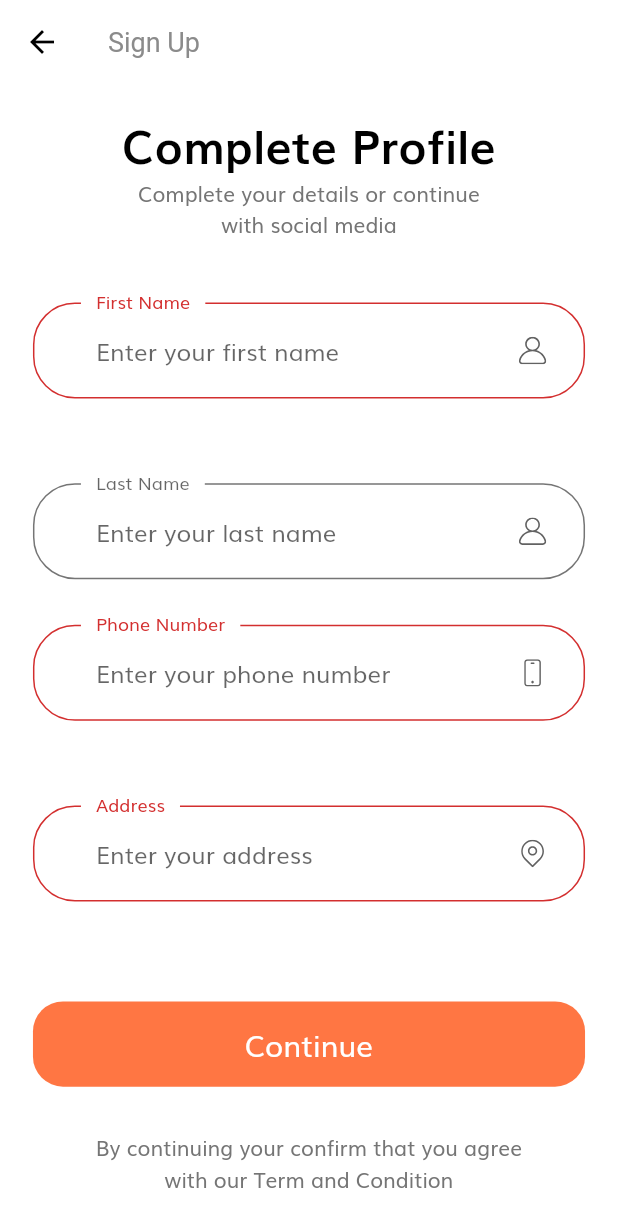
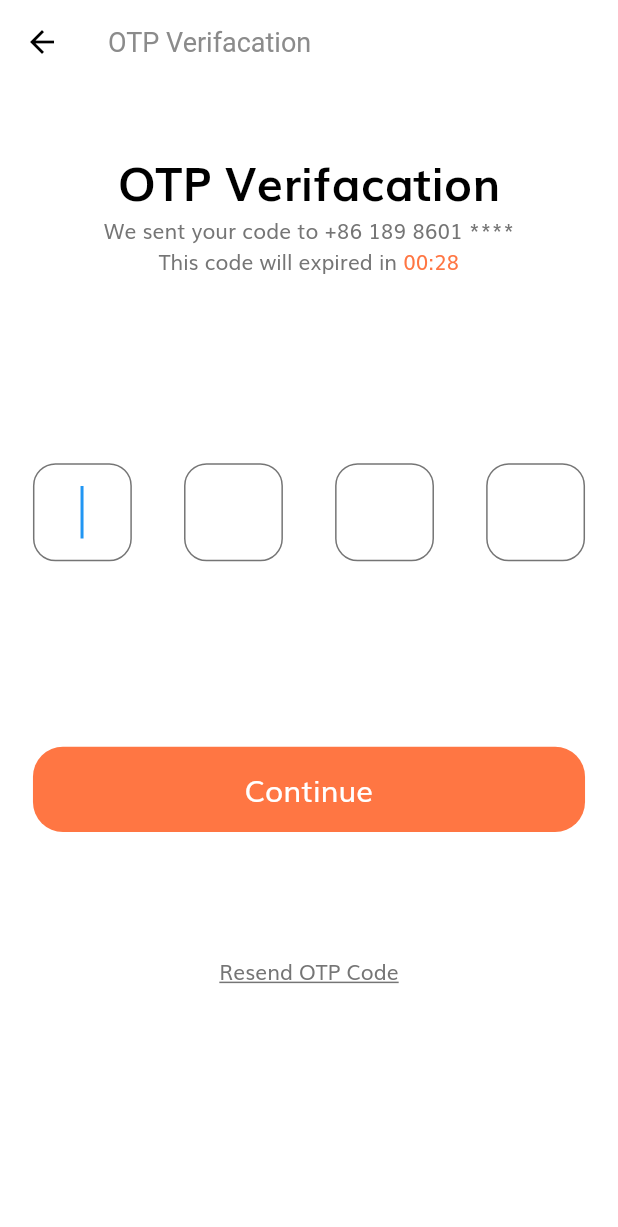
Before and after one commit to xrr2016/flutter-shop-app, a Flutter app: the CompleteProfileScreen screen opened by its route, after a tap on "Continue", on a phone screen of 412 x 824 dp. Shown: the top 1227 px of the screen. Run offline on Flutter 3.47's test engine with Material 2 defaults, Android fonts, the phone set to English and light mode, and no system bars; our stand-ins replace flutter_svg.

Commit message:
feat: opt page

```diff
--- /dev/null
+++ b/lib/components/layout.dart
@@ -0,0 +1,18 @@
+import 'package:flutter/material.dart';
+
+import '../size_config.dart';
+
+class Layout extends StatelessWidget {
+  @override
+  Widget build(BuildContext context) {
+    return SizedBox(
+      width: double.infinity,
+      child: Padding(
+        padding: EdgeInsets.symmetric(
+          horizontal: getProportionateScreenWidth(20),
+        ),
+        child: SingleChildScrollView(),
+      ),
+    );
+  }
+}
--- a/lib/constans.dart
+++ b/lib/constans.dart
@@ -1,6 +1,6 @@
 import 'package:flutter/material.dart';
 
-import 'size_config.dart';
+import './size_config.dart';
 
 const kPrimaryColor = Color(0xFFFF7643);
 const kPrimaryLightColor = Color(0xFFFFECDF);
@@ -32,3 +32,19 @@ final headingStyle = TextStyle(
   color: Colors.black,
   height: 1.5,
 );
+
+final otpInputDecoration = InputDecoration(
+  contentPadding: EdgeInsets.symmetric(
+    vertical: getProportionateScreenHeight(15),
+  ),
+  border: outlineInputBorder(),
+  enabledBorder: outlineInputBorder(),
+  focusedBorder: outlineInputBorder(),
+);
+
+OutlineInputBorder outlineInputBorder() {
+  return OutlineInputBorder(
+    borderRadius: BorderRadius.circular(15),
+    borderSide: BorderSide(color: kTextColor),
+  );
+}
--- a/lib/routes.dart
+++ b/lib/routes.dart
@@ -2,11 +2,13 @@ import 'package:flutter/material.dart';
 import 'package:shop_app/screens/complete_proflie/complete_profile_screen.dart';
 import 'package:shop_app/screens/fogot_password/fogot_password_screen.dart';
 import 'package:shop_app/screens/login_success/login_success_screen.dart';
+import 'package:shop_app/screens/otp/otp_screen.dart';
 import 'package:shop_app/screens/sign_in/signin_screen.dart';
 import 'package:shop_app/screens/sign_up/signup_screen.dart';
 import 'package:shop_app/screens/splash/splash_screen.dart';
 
 final Map<String, WidgetBuilder> routes = {
+  OtpScreen.routeName: (context) => OtpScreen(),
   SplashScreen.routeName: (context) => SplashScreen(),
   SigninScreen.routeName: (context) => SigninScreen(),
   SignupScreen.routeName: (context) => SignupScreen(),
--- a/lib/screens/complete_proflie/components/complete_profile_form.dart
+++ b/lib/screens/complete_proflie/components/complete_profile_form.dart
@@ -2,6 +2,7 @@ import 'package:flutter/material.dart';
 import 'package:shop_app/components/custom_suffix_icon.dart';
 import 'package:shop_app/components/default_button.dart';
 import 'package:shop_app/components/form_errors.dart';
+import 'package:shop_app/screens/otp/otp_screen.dart';
 
 import '../../../constans.dart';
 import '../../../size_config.dart';
@@ -51,7 +52,8 @@ class _CompleteProfileFormState extends State<CompleteProfileForm> {
             text: 'Continue',
             press: () {
               if (_formKey.currentState.validate()) {
-                // GO
+                // GO Otp
+                Navigator.pushNamed(context, OtpScreen.routeName);
               }
             },
           ),
@@ -72,14 +74,14 @@ class _CompleteProfileFormState extends State<CompleteProfileForm> {
         }
         setState(() {});
       },
-      validator: (value) {
-        if (value.isEmpty) {
-          addError(error: kAddressNullError);
-          return "";
-        }
-        setState(() {});
-        return null;
-      },
+      // validator: (value) {
+      //   if (value.isEmpty) {
+      //     addError(error: kAddressNullError);
+      //     return "";
+      //   }
+      //   setState(() {});
+      //   return null;
+      // },
       decoration: InputDecoration(
         labelText: "Address",
         hintText: "Enter your address",
@@ -103,14 +105,14 @@ class _CompleteProfileFormState extends State<CompleteProfileForm> {
         }
         setState(() {});
       },
-      validator: (value) {
-        if (value.isEmpty) {
-          addError(error: kPhoneNumberNullError);
-          return "";
-        }
-        setState(() {});
-        return null;
-      },
+      // validator: (value) {
+      //   if (value.isEmpty) {
+      //     addError(error: kPhoneNumberNullError);
+      //     return "";
+      //   }
+      //   setState(() {});
+      //   return null;
+      // },
       decoration: InputDecoration(
         labelText: "Phone Number",
         hintText: "Enter your phone number",
@@ -151,14 +153,14 @@ class _CompleteProfileFormState extends State<CompleteProfileForm> {
         }
         setState(() {});
       },
-      validator: (value) {
-        if (value.isEmpty) {
-          addError(error: kNamelNullError);
-          return "";
-        }
-        setState(() {});
-        return null;
-      },
+      // validator: (value) {
+      //   if (value.isEmpty) {
+      //     addError(error: kNamelNullError);
+      //     return "";
+      //   }
+      //   setState(() {});
+      //   return null;
+      // },
       decoration: InputDecoration(
         labelText: "First Name",
         hintText: "Enter your first name",
--- /dev/null
+++ b/lib/screens/otp/components/otp_body.dart
@@ -0,0 +1,65 @@
+import 'package:flutter/material.dart';
+import 'package:shop_app/constans.dart';
+import 'package:shop_app/size_config.dart';
+
+import './otp_form.dart';
+
+class OtpBody extends StatelessWidget {
+  @override
+  Widget build(BuildContext context) {
+    return SizedBox(
+      width: double.infinity,
+      child: Padding(
+        padding:
+            EdgeInsets.symmetric(horizontal: getProportionateScreenWidth(20)),
+        child: SingleChildScrollView(
+          child: Column(
+            children: [
+              SizedBox(height: SizeConfig.screenHeight * 0.05),
+              Text(
+                "OTP Verifacation",
+                style: headingStyle,
+              ),
+              Text('We sent your code to +86 189 8601 ****'),
+              buildCounter(),
+              SizedBox(height: SizeConfig.screenHeight * 0.15),
+              OtpForm(),
+              SizedBox(height: SizeConfig.screenHeight * 0.1),
+              GestureDetector(
+                onTap: () {
+                  // Resend
+                },
+                child: Text(
+                  'Resend OTP Code',
+                  style: TextStyle(
+                    decoration: TextDecoration.underline,
+                  ),
+                ),
+              )
+            ],
+          ),
+        ),
+      ),
+    );
+  }
+
+  Row buildCounter() {
+    return Row(
+      mainAxisAlignment: MainAxisAlignment.center,
+      children: [
+        Text('This code will expired in '),
+        TweenAnimationBuilder(
+          duration: Duration(seconds: 30),
+          tween: Tween(begin: 30.0, end: 0),
+          onEnd: () {},
+          builder: (BuildContext context, num value, Widget child) {
+            return Text(
+              "00:${value.toInt()}",
+              style: TextStyle(color: kPrimaryColor),
+            );
+          },
+        ),
+      ],
+    );
+  }
+}
--- /dev/null
+++ b/lib/screens/otp/components/otp_form.dart
@@ -0,0 +1,115 @@
+import 'package:flutter/material.dart';
+import 'package:shop_app/components/default_button.dart';
+
+import '../../../constans.dart';
+import '../../../size_config.dart';
+
+class OtpForm extends StatefulWidget {
+  @override
+  _OtpFormState createState() => _OtpFormState();
+}
+
+class _OtpFormState extends State<OtpForm> {
+  FocusNode pin2FocusNode;
+  FocusNode pin3FocusNode;
+  FocusNode pin4FocusNode;
+
+  @override
+  void initState() {
+    super.initState();
+
+    pin2FocusNode = FocusNode();
+    pin3FocusNode = FocusNode();
+    pin4FocusNode = FocusNode();
+  }
+
+  @override
+  void dispose() {
+    pin2FocusNode.dispose();
+    pin3FocusNode.dispose();
+    pin4FocusNode.dispose();
+    super.dispose();
+  }
+
+  void nextField({String val, FocusNode focusNode}) {
+    if (val.length == 1) {
+      focusNode.requestFocus();
+    }
+  }
+
+  @override
+  Widget build(BuildContext context) {
+    return Form(
+      child: Column(
+        children: [
+          Row(
+            mainAxisAlignment: MainAxisAlignment.spaceBetween,
+            children: [
+              SizedBox(
+                width: getProportionateScreenWidth(60),
+                child: TextFormField(
+                  autofocus: true,
+                  obscureText: true,
+                  keyboardType: TextInputType.number,
+                  textAlign: TextAlign.center,
+                  style: TextStyle(fontSize: 24),
+                  decoration: otpInputDecoration,
+                  onChanged: (value) {
+                    nextField(val: value, focusNode: pin2FocusNode);
+                  },
+                ),
+              ),
+              SizedBox(
+                width: getProportionateScreenWidth(60),
+                child: TextFormField(
+                  obscureText: true,
+                  focusNode: pin2FocusNode,
+                  keyboardType: TextInputType.number,
+                  textAlign: TextAlign.center,
+                  style: TextStyle(fontSize: 24),
+                  decoration: otpInputDecoration,
+                  onChanged: (value) {
+                    nextField(val: value, focusNode: pin3FocusNode);
+                  },
+                ),
+              ),
+              SizedBox(
+                width: getProportionateScreenWidth(60),
+                child: TextFormField(
+                  obscureText: true,
+                  focusNode: pin3FocusNode,
+                  keyboardType: TextInputType.number,
+                  textAlign: TextAlign.center,
+                  style: TextStyle(fontSize: 24),
+                  decoration: otpInputDecoration,
+                  onChanged: (value) {
+                    nextField(val: value, focusNode: pin4FocusNode);
+                  },
+                ),
+              ),
+              SizedBox(
+                width: getProportionateScreenWidth(60),
+                child: TextFormField(
+                  obscureText: true,
+                  focusNode: pin4FocusNode,
+                  keyboardType: TextInputType.number,
+                  textAlign: TextAlign.center,
+                  style: TextStyle(fontSize: 24),
+                  decoration: otpInputDecoration,
+                  onChanged: (value) {
+                    pin4FocusNode.unfocus();
+                  },
+                ),
+              ),
+            ],
+          ),
+          SizedBox(height: SizeConfig.screenHeight * 0.15),
+          DefaultButton(
+            text: "Continue",
+            press: () {},
+          )
+        ],
+      ),
+    );
+  }
+}
--- /dev/null
+++ b/lib/screens/otp/otp_screen.dart
@@ -0,0 +1,15 @@
+import 'package:flutter/material.dart';
+import 'package:shop_app/screens/otp/components/otp_body.dart';
+
+class OtpScreen extends StatelessWidget {
+  static String routeName = '/otp';
+  @override
+  Widget build(BuildContext context) {
+    return Scaffold(
+      appBar: AppBar(
+        title: Text('OTP Verifacation'),
+      ),
+      body: OtpBody(),
+    );
+  }
+}
```
